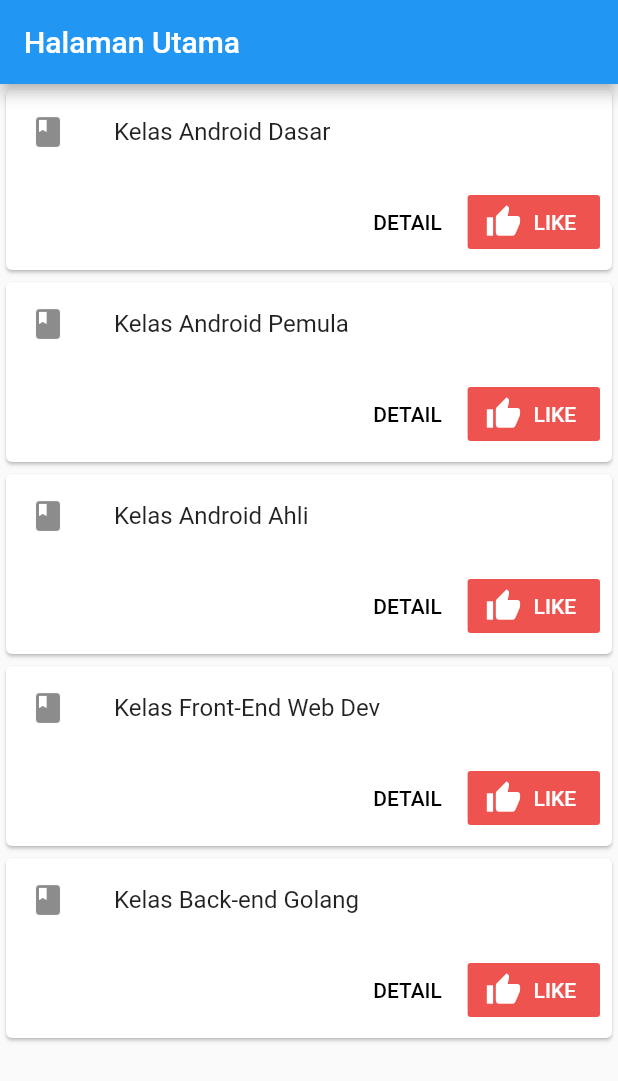
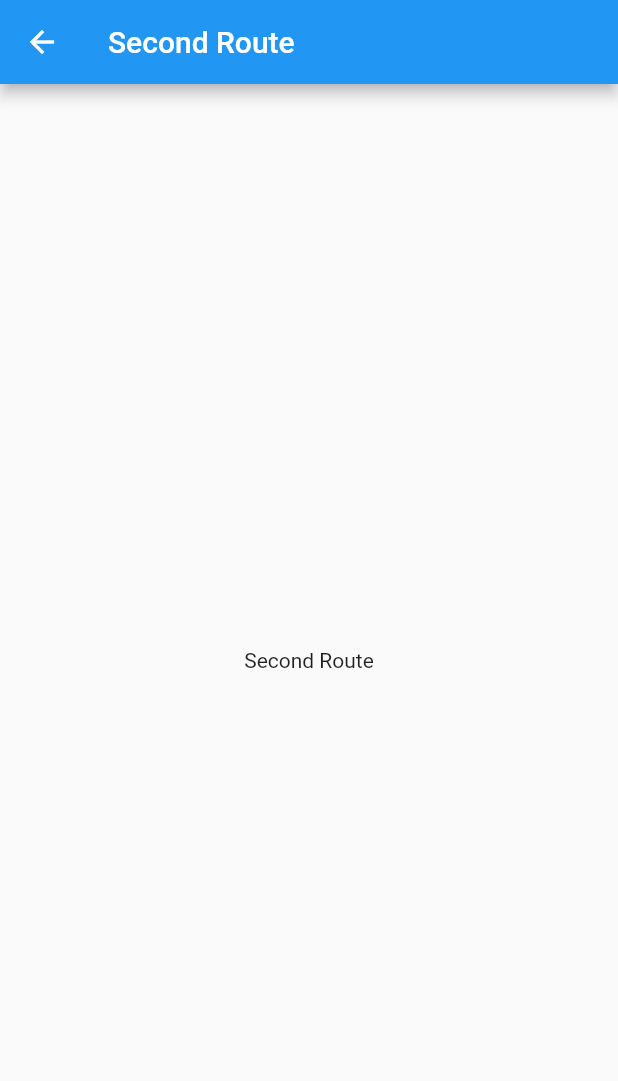
Before and after one commit to TangguhDP/Lihat-Kursus, a Flutter app: the screen it shows after launch, after a tap on "DETAIL", on a phone screen of 412 x 824 dp. Shown: the top 1081 px of the screen. Run offline on Flutter 3.47's test engine with Material 2 defaults, Android fonts, the phone set to English and light mode, and no system bars.

Commit message:
DetailPage: Initial DetailPage route

```diff
--- a/lib/main.dart
+++ b/lib/main.dart
@@ -1,6 +1,7 @@
 import 'dart:core';
 
 import 'package:flutter/material.dart';
+import 'src/DetailPage.dart';
 
 void main() {
   runApp(MyApp());
@@ -59,7 +60,12 @@ class MyHomePage extends StatelessWidget {
                   children: <Widget>[
                     FlatButton(
                       child: const Text('DETAIL'),
-                      onPressed: () {/* ... */},
+                      onPressed: () {
+                        Navigator.push(
+                          context,
+                          MaterialPageRoute(
+                              builder: (BuildContext context) =>
+                                  DetailPage()));},
                     ),
                     FlatButton.icon(
                       icon: Icon(Icons.thumb_up),
--- /dev/null
+++ b/lib/src/DetailPage.dart
@@ -0,0 +1,16 @@
+import 'package:flutter/material.dart';
+import 'package:lihat_kursus/main.dart';
+
+class DetailPage extends StatelessWidget {
+  @override
+  Widget build(BuildContext context) {
+    return Scaffold(
+      appBar: AppBar(
+        title: Text("Second Route"),
+      ),
+      body: Center(
+        child: Text("Second Route"),
+      ),
+    );
+  }
+}
```
